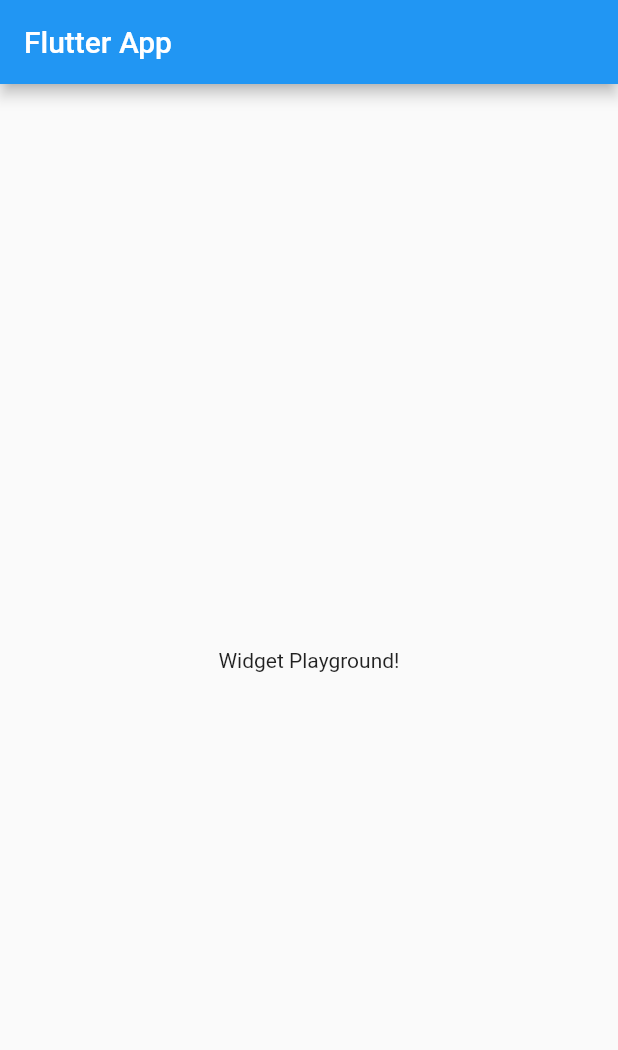
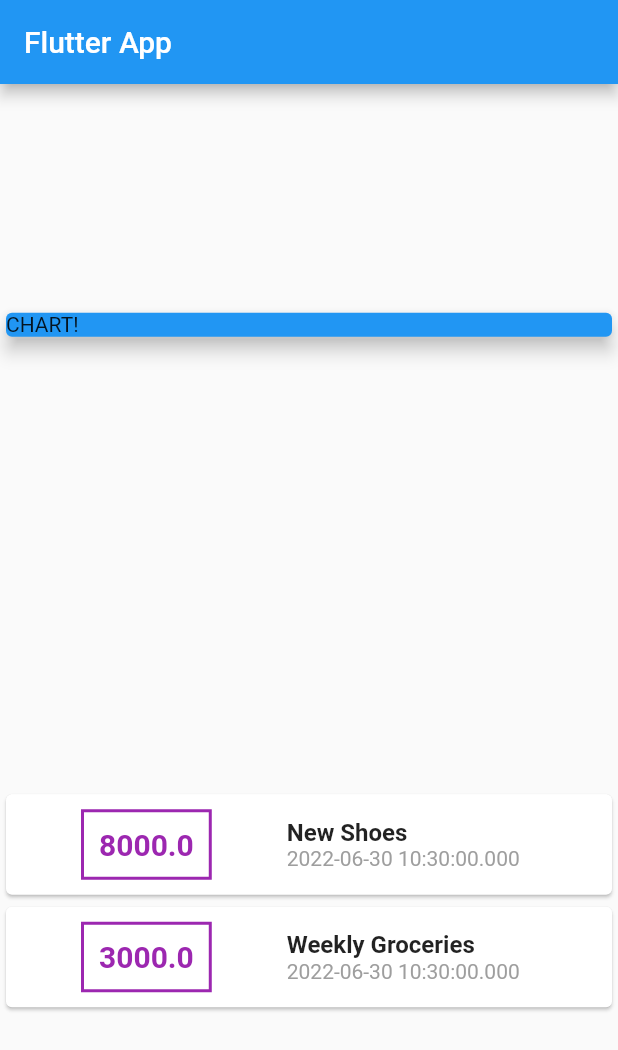
Before and after one commit to kartikeypathak/Personal-Expenses-App, a Flutter app: the screen it shows after launch, on a phone screen of 412 x 824 dp. Shown: the top 1050 px of the screen. Run offline on Flutter 3.47's test engine with Material 2 defaults, Android fonts, the phone set to English and light mode, and no system bars.

Commit message:
new dart file added transaction.dart and some styling

```diff
--- a/lib/main.dart
+++ b/lib/main.dart
@@ -1,4 +1,5 @@
 import 'package:flutter/material.dart';
+import './transaction.dart';
 
 void main() => runApp(MyApp());
 
@@ -13,14 +14,89 @@ class MyApp extends StatelessWidget {
 }
 
 class MyHomePage extends StatelessWidget {
+  final List<Transaction> transactions = [
+    Transaction(
+      id: 't1',
+      title: 'New Shoes',
+      amount: 8000,
+      date: DateTime.now(),
+    ),
+    Transaction(
+      id: 't2',
+      title: 'Weekly Groceries',
+      amount: 3000,
+      date: DateTime.now(),
+    ),
+  ];
+
   @override
   Widget build(BuildContext context) {
     return Scaffold(
       appBar: AppBar(
         title: Text('Flutter App'),
       ),
-      body: Center(
-        child: Text('Widget Playground!'),
+      body: Column(
+        mainAxisAlignment: MainAxisAlignment.spaceAround,
+        crossAxisAlignment: CrossAxisAlignment.stretch,
+        children: <Widget>[
+          Container(
+            width: double.infinity,
+            child: Card(
+              color: Colors.blue,
+              child: Text('CHART!'),
+              elevation: 5,
+            ),
+          ),
+          Column(
+            children: transactions.map((tx) {
+              return Card(
+                child: Row(
+                  children: <Widget>[
+                    Container(
+                      margin: EdgeInsets.symmetric(
+                        vertical: 10,
+                        horizontal: 50,
+                      ),
+                      decoration: BoxDecoration(
+                        border: Border.all(
+                          color: Colors.purple,
+                          width: 2,
+                        ),
+                      ),
+                      padding: EdgeInsets.all(10),
+                      child: Text(
+                        tx.amount.toString(),
+                        style: TextStyle(
+                          fontWeight: FontWeight.bold,
+                          fontSize: 20,
+                          color: Colors.purple,
+                        ),
+                      ),
+                    ),
+                    Column(
+                      crossAxisAlignment: CrossAxisAlignment.start,
+                      children: <Widget>[
+                        Text(
+                          tx.title,
+                          style: TextStyle(
+                            fontSize: 16,
+                            fontWeight: FontWeight.bold,
+                          ),
+                        ),
+                        Text(
+                          tx.date.toString(),
+                          style: TextStyle(
+                            color: Colors.grey,
+                          ),
+                        ),
+                      ],
+                    )
+                  ],
+                ),
+              );
+            }).toList(),
+          ),
+        ],
       ),
     );
   }
--- /dev/null
+++ b/lib/transaction.dart
@@ -0,0 +1,17 @@
+import 'package:flutter/material.dart';
+import 'package:flutter/foundation.dart';
+
+
+class Transaction {
+  String id;
+  String title;
+  double amount;
+  DateTime date;
+
+  Transaction({
+    @required this.id,
+    @required this.title,
+    @required this.amount,
+    @required this.date,
+  });
+}
```
